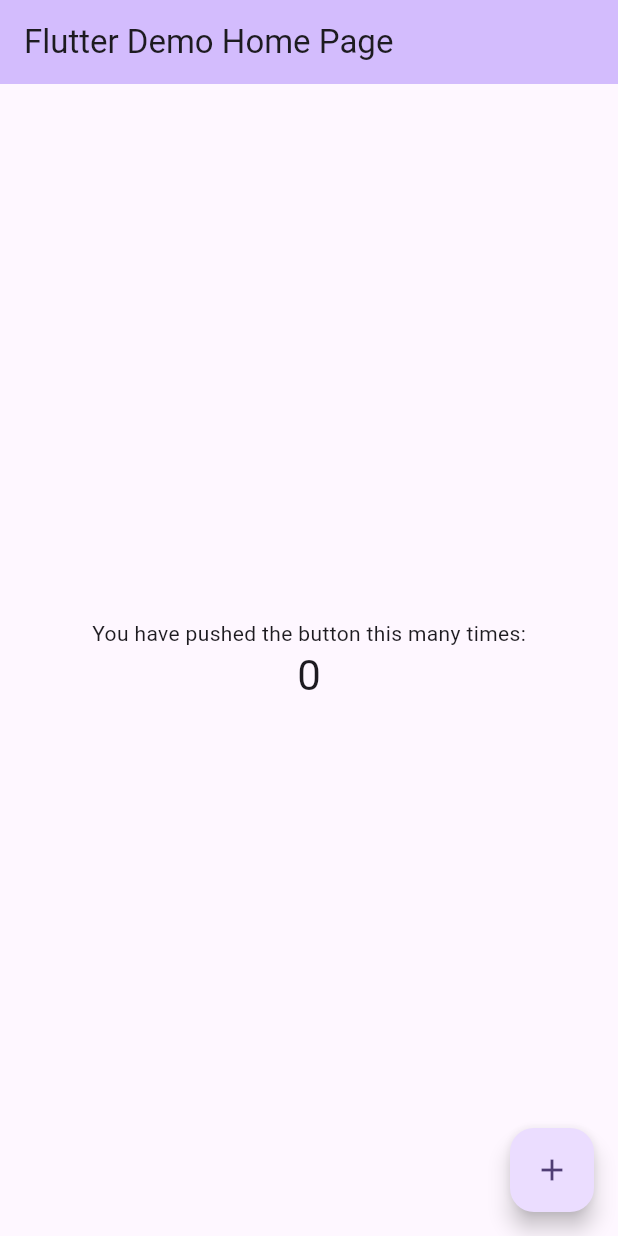
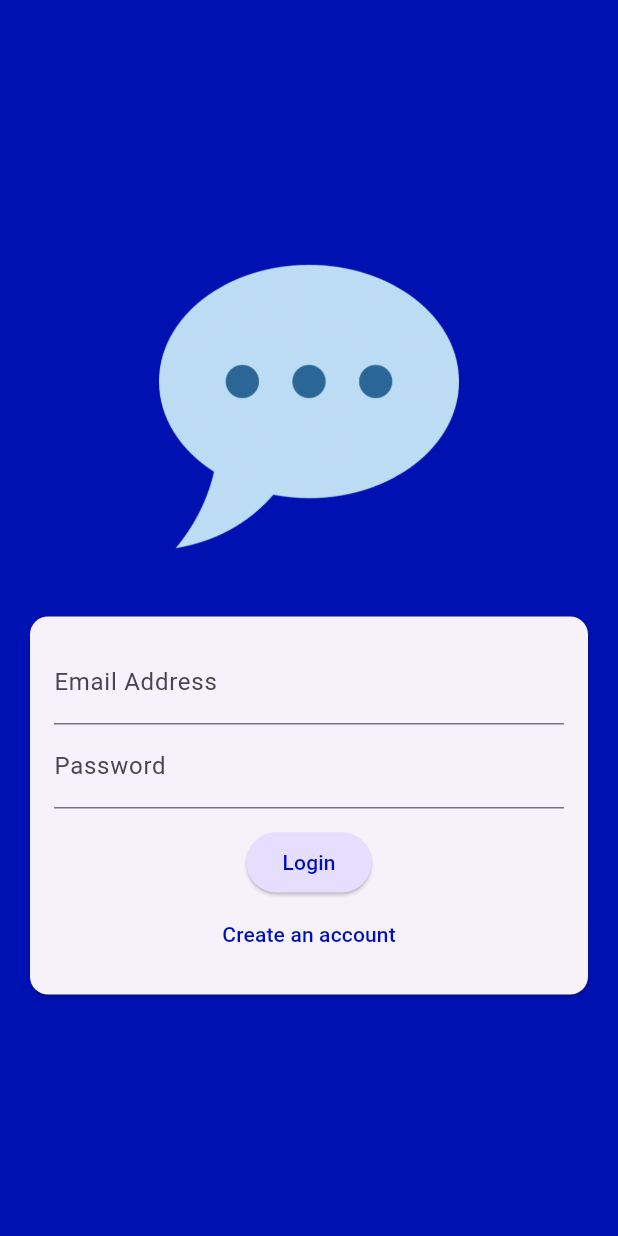
Before and after one commit to tddang4103/chat-app, a Flutter app: the screen it shows after launch, on a phone screen of 412 x 824 dp. Run offline on Flutter 3.47's test engine with Material 3 defaults, Android fonts, the phone set to English and light mode, and no system bars; our stand-ins replace firebase_auth, firebase_core; accounts and stored records are empty.

Commit message:
Login and Signup

```diff
--- a/lib/main.dart
+++ b/lib/main.dart
@@ -1,122 +1,27 @@
+import 'package:chat_app/screens/auth.dart';
 import 'package:flutter/material.dart';
+import 'package:firebase_core/firebase_core.dart';
+import 'firebase_options.dart';
 
-void main() {
-  runApp(const MyApp());
+void main() async {
+  WidgetsFlutterBinding.ensureInitialized();
+  await Firebase.initializeApp(options: DefaultFirebaseOptions.currentPlatform);
+  runApp(const App());
 }
 
-class MyApp extends StatelessWidget {
-  const MyApp({super.key});
+class App extends StatelessWidget {
+  const App({super.key});
 
-  // This widget is the root of your application.
   @override
   Widget build(BuildContext context) {
     return MaterialApp(
-      title: 'Flutter Demo',
-      theme: ThemeData(
-        // This is the theme of your application.
-        //
-        // TRY THIS: Try running your application with "flutter run". You'll see
-        // the application has a purple toolbar. Then, without quitting the app,
-        // try changing the seedColor in the colorScheme below to Colors.green
-        // and then invoke "hot reload" (save your changes or press the "hot
-        // reload" button in a Flutter-supported IDE, or press "r" if you used
-        // the command line to start the app).
-        //
-        // Notice that the counter didn't reset back to zero; the application
-        // state is not lost during the reload. To reset the state, use hot
-        // restart instead.
-        //
-        // This works for code too, not just values: Most code changes can be
-        // tested with just a hot reload.
-        colorScheme: ColorScheme.fromSeed(seedColor: Colors.deepPurple),
+      title: 'FlutterChat',
+      theme: ThemeData().copyWith(
+        colorScheme: ColorScheme.fromSeed(
+          seedColor: const Color.fromARGB(255, 63, 17, 177),
+        ).copyWith(primary: const Color.fromARGB(255, 0, 17, 177)),
       ),
-      home: const MyHomePage(title: 'Flutter Demo Home Page'),
+      home: const AuthScreen(),
     );
   }
 }
-
-class MyHomePage extends StatefulWidget {
-  const MyHomePage({super.key, required this.title});
-
-  // This widget is the home page of your application. It is stateful, meaning
-  // that it has a State object (defined below) that contains fields that affect
-  // how it looks.
-
-  // This class is the configuration for the state. It holds the values (in this
-  // case the title) provided by the parent (in this case the App widget) and
-  // used by the build method of the State. Fields in a Widget subclass are
-  // always marked "final".
-
-  final String title;
-
-  @override
-  State<MyHomePage> createState() => _MyHomePageState();
-}
-
-class _MyHomePageState extends State<MyHomePage> {
-  int _counter = 0;
-
-  void _incrementCounter() {
-    setState(() {
-      // This call to setState tells the Flutter framework that something has
-      // changed in this State, which causes it to rerun the build method below
-      // so that the display can reflect the updated values. If we changed
-      // _counter without calling setState(), then the build method would not be
-      // called again, and so nothing would appear to happen.
-      _counter++;
-    });
-  }
-
-  @override
-  Widget build(BuildContext context) {
-    // This method is rerun every time setState is called, for instance as done
-    // by the _incrementCounter method above.
-    //
-    // The Flutter framework has been optimized to make rerunning build methods
-    // fast, so that you can just rebuild anything that needs updating rather
-    // than having to individually change instances of widgets.
-    return Scaffold(
-      appBar: AppBar(
-        // TRY THIS: Try changing the color here to a specific color (to
-        // Colors.amber, perhaps?) and trigger a hot reload to see the AppBar
-        // change color while the other colors stay the same.
-        backgroundColor: Theme.of(context).colorScheme.inversePrimary,
-        // Here we take the value from the MyHomePage object that was created by
-        // the App.build method, and use it to set our appbar title.
-        title: Text(widget.title),
-      ),
-      body: Center(
-        // Center is a layout widget. It takes a single child and positions it
-        // in the middle of the parent.
-        child: Column(
-          // Column is also a layout widget. It takes a list of children and
-          // arranges them vertically. By default, it sizes itself to fit its
-          // children horizontally, and tries to be as tall as its parent.
-          //
-          // Column has various properties to control how it sizes itself and
-          // how it positions its children. Here we use mainAxisAlignment to
-          // center the children vertically; the main axis here is the vertical
-          // axis because Columns are vertical (the cross axis would be
-          // horizontal).
-          //
-          // TRY THIS: Invoke "debug painting" (choose the "Toggle Debug Paint"
-          // action in the IDE, or press "p" in the console), to see the
-          // wireframe for each widget.
-          mainAxisAlignment: MainAxisAlignment.center,
-          children: <Widget>[
-            const Text('You have pushed the button this many times:'),
-            Text(
-              '$_counter',
-              style: Theme.of(context).textTheme.headlineMedium,
-            ),
-          ],
-        ),
-      ),
-      floatingActionButton: FloatingActionButton(
-        onPressed: _incrementCounter,
-        tooltip: 'Increment',
-        child: const Icon(Icons.add),
-      ), // This trailing comma makes auto-formatting nicer for build methods.
-    );
-  }
-}
--- /dev/null
+++ b/lib/screens/auth.dart
@@ -0,0 +1,158 @@
+import 'package:flutter/material.dart';
+import 'package:firebase_auth/firebase_auth.dart';
+
+final firebase = FirebaseAuth.instance;
+
+class AuthScreen extends StatefulWidget {
+  const AuthScreen({super.key});
+
+  @override
+  State<AuthScreen> createState() => _AuthScreenState();
+}
+
+class _AuthScreenState extends State<AuthScreen> {
+  var _isLogin = true;
+  final _formKey = GlobalKey<FormState>();
+  var _enteredEmail = '';
+  var _enteredPassword = '';
+
+  void _submit() async {
+    final isValid = _formKey.currentState!.validate();
+    if (!isValid) {
+      return;
+    }
+    _formKey.currentState!.save();
+    try {
+      if (_isLogin) {
+        final userCredentials = await firebase.signInWithEmailAndPassword(
+          email: _enteredEmail,
+          password: _enteredPassword,
+        );
+        ScaffoldMessenger.of(
+          context,
+        ).showSnackBar(const SnackBar(content: Text('ddax dang nhap')));
+      } else {
+        final userCredentials = await firebase.createUserWithEmailAndPassword(
+          email: _enteredEmail,
+          password: _enteredPassword,
+        );
+        print(userCredentials);
+      }
+    } on FirebaseAuthException catch (error) {
+      if (error.code == 'email-already-in-use') {
+        ScaffoldMessenger.of(context).clearSnackBars();
+        ScaffoldMessenger.of(context).showSnackBar(
+          const SnackBar(
+            content: Text('Email đã được đăng ký. Vui lòng đăng nhập.'),
+          ),
+        );
+        return;
+      }
+      ScaffoldMessenger.of(context).clearSnackBars();
+      ScaffoldMessenger.of(context).showSnackBar(
+        SnackBar(content: Text(error.message ?? 'Authentication failed.')),
+      );
+    }
+  }
+
+  @override
+  Widget build(BuildContext context) {
+    return Scaffold(
+      backgroundColor: Theme.of(context).colorScheme.primary,
+      body: Center(
+        child: SingleChildScrollView(
+          child: Column(
+            children: [
+              Container(
+                margin: const EdgeInsets.only(
+                  top: 30,
+                  right: 20,
+                  left: 20,
+                  bottom: 20,
+                ),
+                width: 200,
+                child: Image.asset('assets/images/chat.png'),
+              ),
+              Card(
+                margin: const EdgeInsets.all(20),
+
+                child: SingleChildScrollView(
+                  child: Padding(
+                    padding: const EdgeInsets.all(16),
+                    child: Form(
+                      key: _formKey,
+                      child: Column(
+                        mainAxisSize: MainAxisSize.min,
+                        children: [
+                          TextFormField(
+                            decoration: const InputDecoration(
+                              labelText: 'Email Address',
+                            ),
+                            keyboardType: TextInputType.emailAddress,
+                            autocorrect: false,
+                            textCapitalization: TextCapitalization.none,
+                            validator: (value) {
+                              if (value == null ||
+                                  value.trim().isEmpty ||
+                                  !value.contains('@')) {
+                                return 'Please enter a valid email address.';
+                              }
+                              return null;
+                            },
+                            onSaved: (value) {
+                              _enteredEmail = value!;
+                            },
+                          ),
+                          TextFormField(
+                            decoration: const InputDecoration(
+                              labelText: 'Password',
+                            ),
+                            obscureText: true,
+                            validator: (value) {
+                              if (value == null ||
+                                  value.trim().isEmpty ||
+                                  value.length < 6) {
+                                return 'Password must be at least 6 characters long.';
+                              }
+                              return null;
+                            },
+                            onSaved: (value) {
+                              _enteredPassword = value!;
+                            },
+                          ),
+                          const SizedBox(height: 12),
+                          ElevatedButton(
+                            style: ElevatedButton.styleFrom(
+                              backgroundColor:
+                                  Theme.of(
+                                    context,
+                                  ).colorScheme.primaryContainer,
+                            ),
+                            onPressed: _submit,
+                            child: Text(_isLogin ? 'Login' : 'Signup'),
+                          ),
+                          TextButton(
+                            onPressed: () {
+                              setState(() {
+                                _isLogin = !_isLogin;
+                              });
+                            },
+                            child: Text(
+                              _isLogin
+                                  ? 'Create an account'
+                                  : 'I adready have an account. Login',
+                            ),
+                          ),
+                        ],
+                      ),
+                    ),
+                  ),
+                ),
+              ),
+            ],
+          ),
+        ),
+      ),
+    );
+  }
+}
--- a/pubspec.yaml
+++ b/pubspec.yaml
@@ -34,6 +34,8 @@ dependencies:
   # The following adds the Cupertino Icons font to your application.
   # Use with the CupertinoIcons class for iOS style icons.
   cupertino_icons: ^1.0.8
+  firebase_core: ^3.15.1
+  firebase_auth: ^5.6.2
 
 dev_dependencies:
   flutter_test:
@@ -58,8 +60,8 @@ flutter:
   uses-material-design: true
 
   # To add assets to your application, add an assets section, like this:
-  # assets:
-  #   - images/a_dot_burr.jpeg
+  assets:
+    - assets/images/chat.png
   #   - images/a_dot_ham.jpeg
 
   # An image asset can refer to one or more resolution-specific "variants", see
```
Also changed, not shown: assets/images/chat.png (added), firebase.json (added), lib/firebase_options.dart (added), pubspec.lock, 8 other files.
